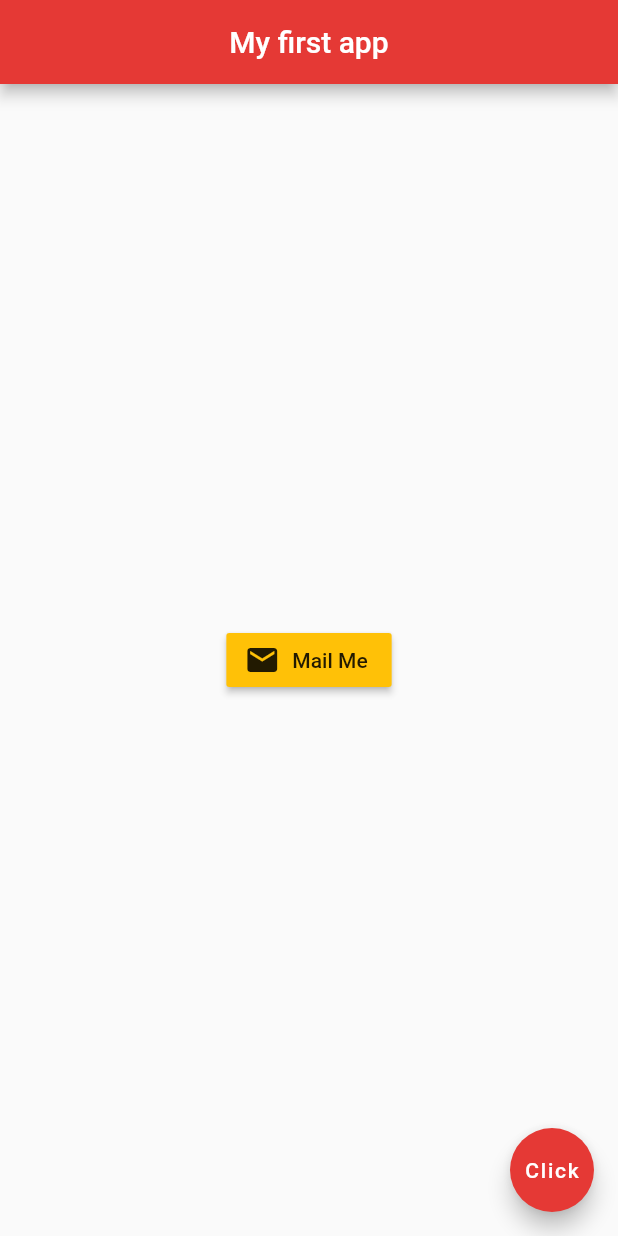
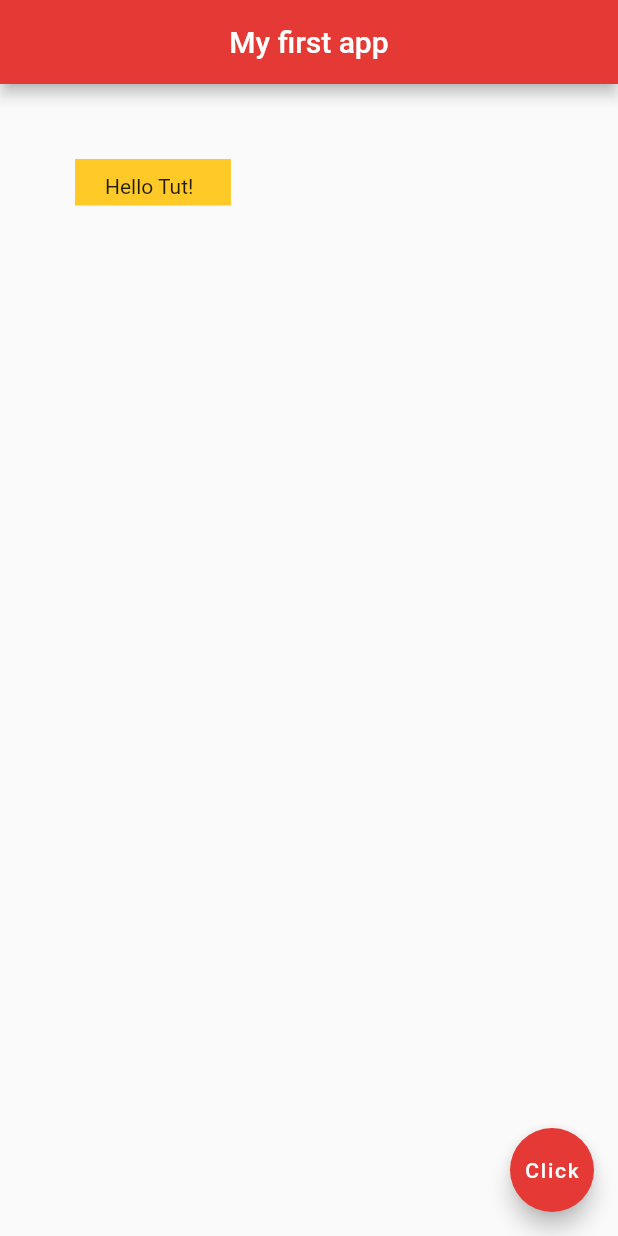
Before and after one commit to anower00/flutter-timerApp, a Flutter app: the screen it shows after launch, on a phone screen of 412 x 824 dp. Run offline on Flutter 3.47's test engine with Material 2 defaults, Android fonts, the phone set to English and light mode, and no system bars.

Commit message:
padding and margin in container

```diff
--- a/lib/main.dart
+++ b/lib/main.dart
@@ -13,17 +13,11 @@ class Home extends StatelessWidget {
         centerTitle: true,
         backgroundColor: Colors.red[600],
       ),
-      body: Center(
-        child: RaisedButton.icon(
-          onPressed: () {
-            print('You click mail me button');
-          },
-          icon: const Icon(
-            Icons.mail,
-          ),
-          label: const Text('Mail Me'),
-          color: Colors.amber,
-      ),
+      body: Container(
+        padding: const EdgeInsets.fromLTRB(20.0, 10.0, 25.0, 5.0),
+        color: Colors.amber[400],
+        margin: const EdgeInsets.all(50.0),
+        child: const Text('Hello Tut!'),
       ),
       floatingActionButton: FloatingActionButton(
         onPressed: () {},
```
